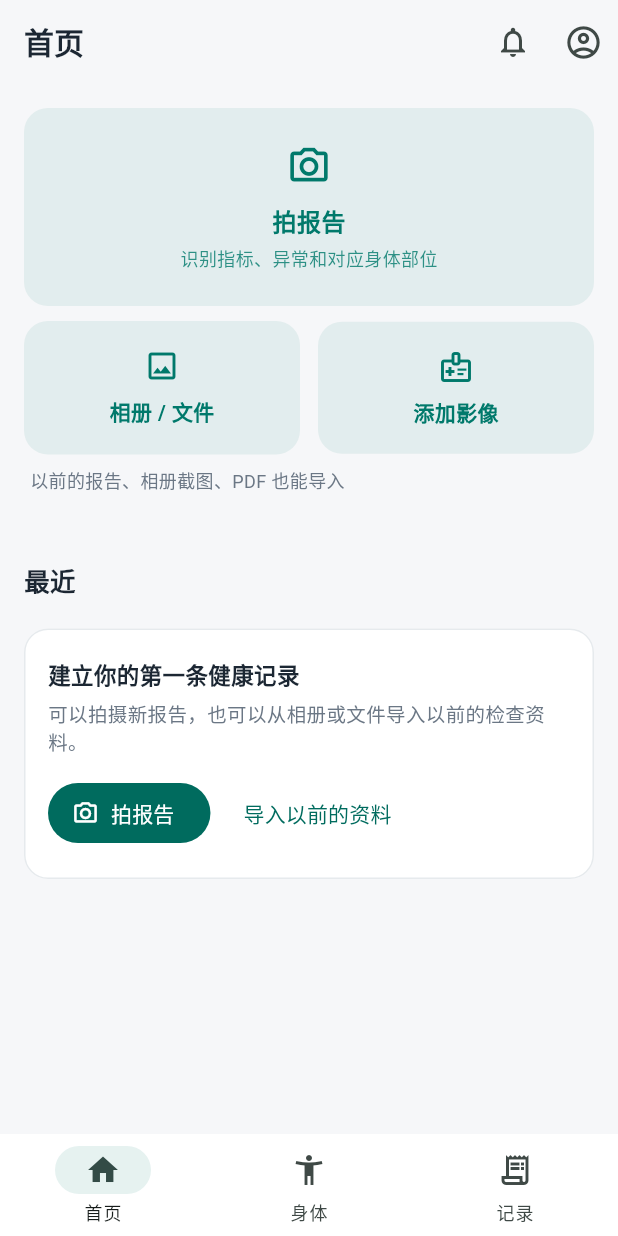
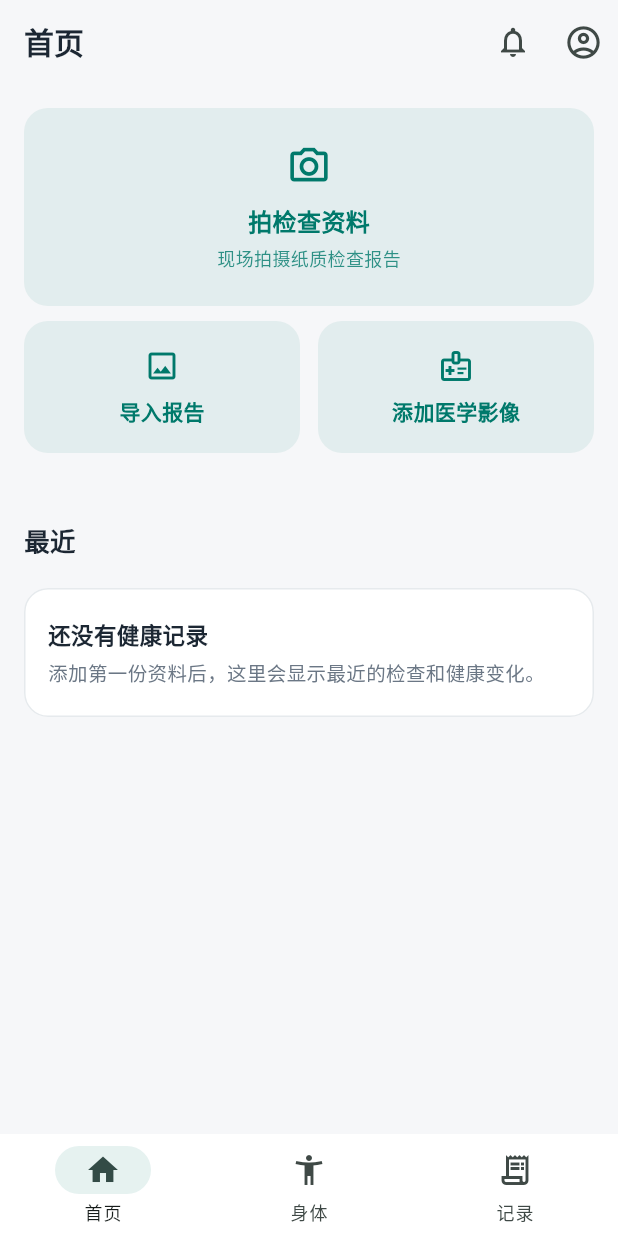
Before and after one commit to weixu731618-netizen/health-archive, a Flutter app: the screen it shows after launch, on a phone screen of 412 x 824 dp. Run offline on Flutter 3.47's test engine with Material 3 defaults, Android fonts, the phone set to English and light mode, and no system bars; our stand-ins replace drift, drift_flutter, file_picker, fl_chart, flutter_local_notifications, flutter_secure_storage and 5 more; missing offline and left inert: pdfx; accounts and stored records are empty; generated files the repository leaves out were written again.

Commit message:
无数据状态优化：三个 Tab 空状态去重复入口 + 职责分离
只处理「完全没有健康数据」时的三页空状态与首页入口文案。有数据状态不变。

- 首页「最近」空状态：删掉重复的「拍报告 / 导入以前的资料」按钮，
  只留说明「还没有健康记录 / 添加第一份资料后，这里会显示最近的检查和健康变化。」
- 首页三个入口文案：拍报告→拍检查资料（副文案「现场拍摄纸质检查报告」）、
  相册/文件→导入报告、添加影像→添加医学影像；删掉入口下方的导入提示行。
  只改展示文字，跳转逻辑不变。
- 身体页空状态：两个入口合并成单个「添加健康资料」→ 现有统一 showAddDataSheet；
  文案「添加检查资料后，指标会自动归入对应身体部位，并逐步形成你的身体健康档案。」
- 记录页空状态：删掉「拍报告 / 导入以前的资料」，只留「添加第一条记录」→
  统一添加入口；文案「检查报告、影像资料和手动记录都会保存在这里。」
- 三页职责：首页=怎么开始建档案，身体=数据整理成什么，记录=过去添加过什么。
  不再让三页都重复强调上传。

未改：底部 Tab、主色、导航层级、有数据状态、动画。
测试：flutter analyze 干净；flutter test -j 1 = 164（widget_test 空状态断言随文案更新）。

Co-Authored-By: Claude Sonnet 5 <noreply@anthropic.com>

```diff
--- a/lib/pages/home_page.dart
+++ b/lib/pages/home_page.dart
@@ -209,7 +209,7 @@ class _HomePageState extends State<HomePage> {
                         Expanded(
                           child: _BigButton(
                             icon: Icons.image_outlined,
-                            label: '相册 / 文件',
+                            label: '导入报告',
                             onTap: () => _push(const ReportImportPage()),
                           ),
                         ),
@@ -217,19 +217,11 @@ class _HomePageState extends State<HomePage> {
                         Expanded(
                           child: _BigButton(
                             icon: Icons.medical_information_outlined,
-                            label: '添加影像',
+                            label: '添加医学影像',
                             onTap: () => _push(const ImagingReportPage()),
                           ),
                         ),
                       ]),
-                      const Padding(
-                        padding: EdgeInsets.only(top: 8, left: 4),
-                        child: Text(
-                          '以前的报告、相册截图、PDF 也能导入',
-                          style: TextStyle(
-                              fontSize: 12, color: AppColors.textSecondary),
-                        ),
-                      ),
 
                       // 2. 需要关注 —— 有内容才显示；超过 3 行折叠
                       if (showAttention) ...[
@@ -244,10 +236,7 @@ class _HomePageState extends State<HomePage> {
                       const SectionTitle(title: '最近'),
                       const SizedBox(height: 8),
                       if (_recent.isEmpty)
-                        _EmptyRecent(
-                          onTap: () => _push(const ReportCapturePage()),
-                          onImport: () => _push(const ReportImportPage()),
-                        )
+                        const _EmptyRecent()
                       else
                         for (final r in _recent)
                           _RecentTile(
@@ -288,13 +277,13 @@ class _PrimaryAddCard extends StatelessWidget {
             const Icon(Icons.photo_camera_outlined,
                 size: 30, color: AppColors.primary),
             const SizedBox(height: 10),
-            const Text('拍报告',
+            const Text('拍检查资料',
                 style: TextStyle(
                     fontSize: 16,
                     fontWeight: FontWeight.w700,
                     color: AppColors.primary)),
             const SizedBox(height: 4),
-            Text('识别指标、异常和对应身体部位',
+            Text('现场拍摄纸质检查报告',
                 style: TextStyle(
                     fontSize: 12,
                     color: AppColors.primary.withValues(alpha: .8))),
@@ -442,43 +431,27 @@ class _RecentTile extends StatelessWidget {
   }
 }
 
+/// 首页「最近」空状态：只说明，不放操作按钮（上传入口在页面顶部）。
 class _EmptyRecent extends StatelessWidget {
-  final VoidCallback onTap;
-  final VoidCallback onImport;
-  const _EmptyRecent({required this.onTap, required this.onImport});
+  const _EmptyRecent();
 
   @override
   Widget build(BuildContext context) {
-    return Card(
+    return const Card(
       child: Padding(
-        padding: const EdgeInsets.fromLTRB(16, 20, 16, 20),
+        padding: EdgeInsets.fromLTRB(16, 20, 16, 20),
         child: Column(
           crossAxisAlignment: CrossAxisAlignment.start,
           children: [
-            const Text('建立你的第一条健康记录',
+            Text('还没有健康记录',
                 style: TextStyle(
                     fontSize: 15,
                     fontWeight: FontWeight.w600,
                     color: AppColors.textPrimary)),
-            const SizedBox(height: 6),
-            const Text('可以拍摄新报告，也可以从相册或文件导入以前的检查资料。',
+            SizedBox(height: 6),
+            Text('添加第一份资料后，这里会显示最近的检查和健康变化。',
                 style: TextStyle(
                     fontSize: 13, color: AppColors.textSecondary)),
-            const SizedBox(height: 14),
-            Row(
-              children: [
-                FilledButton.icon(
-                  onPressed: onTap,
-                  icon: const Icon(Icons.photo_camera_outlined, size: 18),
-                  label: const Text('拍报告'),
-                ),
-                const SizedBox(width: 10),
-                TextButton(
-                  onPressed: onImport,
-                  child: const Text('导入以前的资料'),
-                ),
-              ],
-            ),
           ],
         ),
       ),
```
Also changed, not shown: lib/pages/body_page.dart (+12 -25 lines), lib/pages/records_page.dart (+13 -26 lines), 1 other file.
